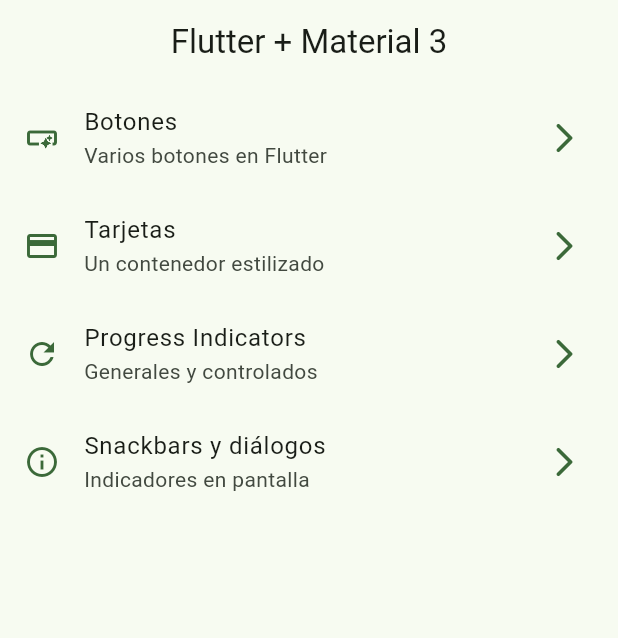
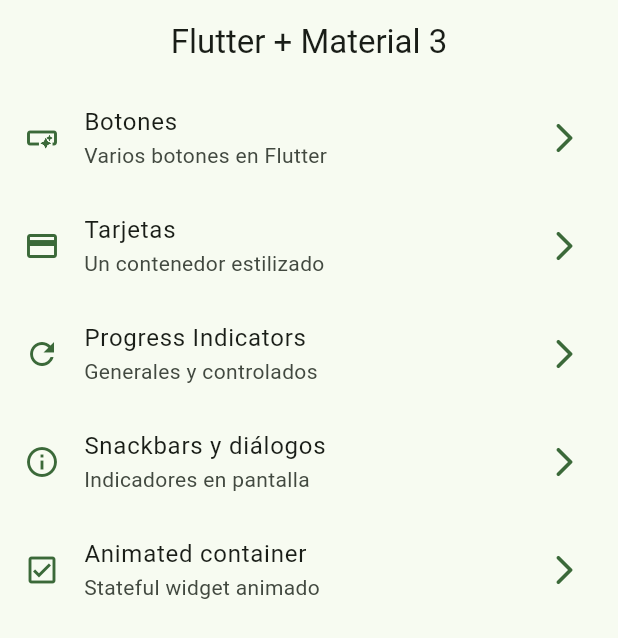
Before and after one commit to FernandoAjset/widgets_app, a Flutter app: the screen it shows after launch, on a phone screen of 412 x 824 dp. Shown: the top 638 px of the screen. Run offline on Flutter 3.47's test engine with Material 2 defaults, Android fonts, the phone set to English and light mode, and no system bars; our stand-ins replace go_router.

Commit message:
Animated finished.

```diff
--- a/lib/config/menu/menu_items.dart
+++ b/lib/config/menu/menu_items.dart
@@ -34,4 +34,9 @@ const appMenuItems = <MenuItem>[
       subTitle: 'Indicadores en pantalla',
       link: '/snackbars',
       icon: Icons.info_outline),
+  MenuItem(
+      title: 'Animated container',
+      subTitle: 'Stateful widget animado',
+      link: '/animated',
+      icon: Icons.check_box_outlined),
 ];
--- a/lib/config/router/app_router.dart
+++ b/lib/config/router/app_router.dart
@@ -20,15 +20,20 @@ final appRouter = GoRouter(
       path: '/cards',
       builder: (context, state) => const CardsScreen(),
     ),
-        GoRoute(
+    GoRoute(
       name: ProgressScreen.name,
       path: '/progress',
       builder: (context, state) => const ProgressScreen(),
     ),
-            GoRoute(
+    GoRoute(
       name: SnackBarScreen.name,
       path: '/snackbars',
       builder: (context, state) => const SnackBarScreen(),
     ),
+    GoRoute(
+      name: AnimatedScreen.name,
+      path: '/animated',
+      builder: (context, state) => const AnimatedScreen(),
+    ),
   ],
 );
```
Also changed, not shown: lib/presentation/screens/animated/animated_screen.dart (+58 -2 lines).
